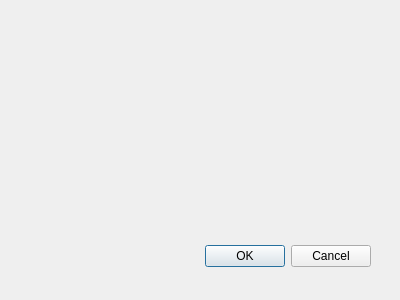
Before: the Qt Designer form ncfu_plugin_dialog_base.ui in prr21/qgis-plugin, drawn with Qt 5.
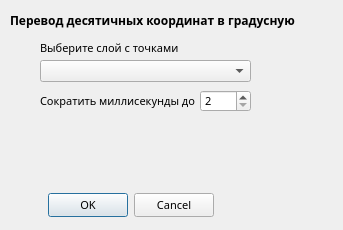
After: the same form once the commit is applied.

Commit message: Обновление дизайна

Patch:
```diff
--- a/ncfu_plugin_dialog_base.ui
+++ b/ncfu_plugin_dialog_base.ui
@@ -1,32 +1,180 @@
-<ui version="4.0" >
- <class>NcfuPluginDialogBase</class>
- <widget class="QDialog" name="NcfuPluginDialogBase" >
-  <property name="geometry" >
+<?xml version="1.0" encoding="UTF-8"?>
+<ui version="4.0">
+ <class>Dialog</class>
+ <widget class="QDialog" name="Dialog">
+  <property name="windowModality">
+   <enum>Qt::NonModal</enum>
+  </property>
+  <property name="enabled">
+   <bool>true</bool>
+  </property>
+  <property name="geometry">
    <rect>
     <x>0</x>
     <y>0</y>
-    <width>400</width>
-    <height>300</height>
+    <width>343</width>
+    <height>230</height>
    </rect>
   </property>
-  <property name="windowTitle" >
-   <string>NCFU KGI-161</string>
+  <property name="sizePolicy">
+   <sizepolicy hsizetype="Fixed" vsizetype="Fixed">
+    <horstretch>0</horstretch>
+    <verstretch>0</verstretch>
+   </sizepolicy>
   </property>
-  <widget class="QDialogButtonBox" name="button_box" >
-   <property name="geometry" >
+  <property name="minimumSize">
+   <size>
+    <width>264</width>
+    <height>230</height>
+   </size>
+  </property>
+  <property name="maximumSize">
+   <size>
+    <width>600</width>
+    <height>229</height>
+   </size>
+  </property>
+  <property name="font">
+   <font>
+    <family>Arial Rounded MT Bold</family>
+    <pointsize>8</pointsize>
+    <weight>50</weight>
+    <italic>false</italic>
+    <bold>false</bold>
+    <underline>false</underline>
+   </font>
+  </property>
+  <property name="windowTitle">
+   <string>Dialog</string>
+  </property>
+  <property name="inputMethodHints">
+   <set>Qt::ImhNone</set>
+  </property>
+  <widget class="QDialogButtonBox" name="buttonBox">
+   <property name="geometry">
     <rect>
-     <x>30</x>
-     <y>240</y>
+     <x>-40</x>
+     <y>190</y>
      <width>341</width>
-     <height>32</height>
+     <height>31</height>
     </rect>
    </property>
-   <property name="orientation" >
+   <property name="orientation">
     <enum>Qt::Horizontal</enum>
    </property>
-   <property name="standardButtons" >
+   <property name="standardButtons">
     <set>QDialogButtonBox::Cancel|QDialogButtonBox::Ok</set>
    </property>
+   <property name="centerButtons">
+    <bool>true</bool>
+   </property>
+  </widget>
+  <widget class="QLabel" name="label">
+   <property name="geometry">
+    <rect>
+     <x>40</x>
+     <y>40</y>
+     <width>181</width>
+     <height>16</height>
+    </rect>
+   </property>
+   <property name="text">
+    <string>Выберите слой с точками</string>
+   </property>
+  </widget>
+  <widget class="QLabel" name="label_2">
+   <property name="geometry">
+    <rect>
+     <x>40</x>
+     <y>90</y>
+     <width>161</width>
+     <height>21</height>
+    </rect>
+   </property>
+   <property name="font">
+    <font>
+     <stylestrategy>PreferDefault</stylestrategy>
+    </font>
+   </property>
+   <property name="text">
+    <string>Сократить миллисекунды до</string>
+   </property>
+   <property name="scaledContents">
+    <bool>false</bool>
+   </property>
+   <property name="margin">
+    <number>3</number>
+   </property>
+   <property name="indent">
+    <number>0</number>
+   </property>
+   <property name="openExternalLinks">
+    <bool>false</bool>
+   </property>
+  </widget>
+  <widget class="QSpinBox" name="spinBox">
+   <property name="geometry">
+    <rect>
+     <x>200</x>
+     <y>90</y>
+     <width>51</width>
+     <height>22</height>
+    </rect>
+   </property>
+   <property name="minimum">
+    <number>2</number>
+   </property>
+   <property name="maximum">
+    <number>15</number>
+   </property>
+  </widget>
+  <widget class="QComboBox" name="comboBox">
+   <property name="enabled">
+    <bool>true</bool>
+   </property>
+   <property name="geometry">
+    <rect>
+     <x>40</x>
+     <y>60</y>
+     <width>211</width>
+     <height>22</height>
+    </rect>
+   </property>
+   <property name="editable">
+    <bool>false</bool>
+   </property>
+   <property name="currentText">
+    <string/>
+   </property>
+   <property name="currentIndex">
+    <number>-1</number>
+   </property>
+   <property name="maxVisibleItems">
+    <number>1</number>
+   </property>
+   <property name="duplicatesEnabled">
+    <bool>true</bool>
+   </property>
+  </widget>
+  <widget class="QLabel" name="label_3">
+   <property name="geometry">
+    <rect>
+     <x>10</x>
+     <y>10</y>
+     <width>321</width>
+     <height>21</height>
+    </rect>
+   </property>
+   <property name="font">
+    <font>
+     <pointsize>9</pointsize>
+     <weight>75</weight>
+     <bold>true</bold>
+    </font>
+   </property>
+   <property name="text">
+    <string>Перевод десятичных координат в градусную</string>
+   </property>
   </widget>
  </widget>
  <resources/>
```
Left out of the diff: 16 changed lines with no effect on the pictures. The commit also changes 1 other file.
